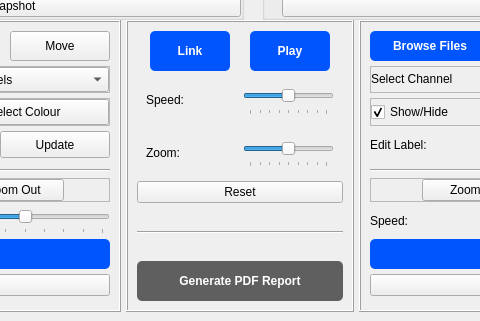
OmarAtef0/Digital-Signal-Visualizer, file task1.ui: the form before one commit; both pictures show x 250 to 730 and y 429 to 750 of the 1000 by 750 pixel window.
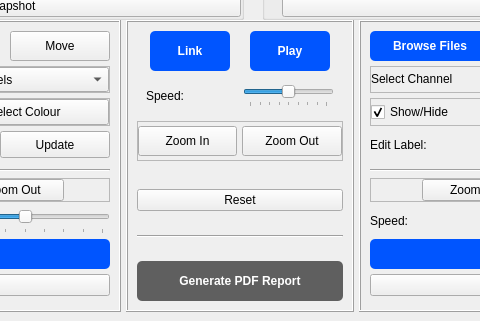
The form after the commit. Custom widgets are drawn as their Qt base class.

Commit message: Added zoom btns in link

The edit to the form file:
```diff
--- a/task1.ui
+++ b/task1.ui
@@ -1801,6 +1801,89 @@
                </layout>
               </widget>
              </item>
+             <item>
+              <widget class="QFrame" name="frame_6">
+               <property name="frameShape">
+                <enum>QFrame::StyledPanel</enum>
+               </property>
+               <property name="frameShadow">
+                <enum>QFrame::Raised</enum>
+               </property>
+               <layout class="QHBoxLayout" name="horizontalLayout_9">
+                <property name="spacing">
+                 <number>5</number>
+                </property>
+                <property name="leftMargin">
+                 <number>0</number>
+                </property>
+                <property name="topMargin">
+                 <number>0</number>
+                </property>
+                <property name="rightMargin">
+                 <number>0</number>
+                </property>
+                <property name="bottomMargin">
+                 <number>0</number>
+                </property>
+                <item>
+                 <widget class="QPushButton" name="ZoomIn_3">
+                  <property name="sizePolicy">
+                   <sizepolicy hsizetype="Expanding" vsizetype="Expanding">
+                    <horstretch>0</horstretch>
+                    <verstretch>0</verstretch>
+                   </sizepolicy>
+                  </property>
+                  <property name="minimumSize">
+                   <size>
+                    <width>50</width>
+                    <height>22</height>
+                   </size>
+                  </property>
+                  <property name="maximumSize">
+                   <size>
+                    <width>100</width>
+                    <height>30</height>
+                   </size>
+                  </property>
+                  <property name="styleSheet">
+                   <string notr="true"/>
+                  </property>
+                  <property name="text">
+                   <string>Zoom In</string>
+                  </property>
+                 </widget>
+                </item>
+                <item>
+                 <widget class="QPushButton" name="ZoomOut_3">
+                  <property name="sizePolicy">
+                   <sizepolicy hsizetype="Expanding" vsizetype="Expanding">
+                    <horstretch>0</horstretch>
+                    <verstretch>0</verstretch>
+                   </sizepolicy>
+                  </property>
+                  <property name="minimumSize">
+                   <size>
+                    <width>100</width>
+                    <height>22</height>
+                   </size>
+                  </property>
+                  <property name="maximumSize">
+                   <size>
+                    <width>100</width>
+                    <height>30</height>
+                   </size>
+                  </property>
+                  <property name="styleSheet">
+                   <string notr="true"/>
+                  </property>
+                  <property name="text">
+                   <string>Zoom Out</string>
+                  </property>
+                 </widget>
+                </item>
+               </layout>
+              </widget>
+             </item>
              <item>
               <widget class="QFrame" name="frame_16">
                <property name="maximumSize">
@@ -1818,73 +1901,7 @@
                <property name="lineWidth">
                 <number>0</number>
                </property>
-               <layout class="QHBoxLayout" name="horizontalLayout_16">
-                <item>
-                 <widget class="QLabel" name="label_11">
-                  <property name="sizePolicy">
-                   <sizepolicy hsizetype="Expanding" vsizetype="Expanding">
-                    <horstretch>0</horstretch>
-                    <verstretch>0</verstretch>
-                   </sizepolicy>
-                  </property>
-                  <property name="minimumSize">
-                   <size>
-                    <width>0</width>
-                    <height>15</height>
-                   </size>
-                  </property>
-                  <property name="maximumSize">
-                   <size>
-                    <width>16777215</width>
-                    <height>16777215</height>
-                   </size>
-                  </property>
-                  <property name="text">
-                   <string>Zoom:</string>
-                  </property>
-                 </widget>
-                </item>
-                <item>
-                 <widget class="QSlider" name="ZoomSlider_3">
-                  <property name="sizePolicy">
-                   <sizepolicy hsizetype="Expanding" vsizetype="Expanding">
-                    <horstretch>0</horstretch>
-                    <verstretch>0</verstretch>
-                   </sizepolicy>
-                  </property>
-                  <property name="minimumSize">
-                   <size>
-                    <width>0</width>
-                    <height>15</height>
-                   </size>
-                  </property>
-                  <property name="maximumSize">
-                   <size>
-                    <width>16777215</width>
-                    <height>16777215</height>
-                   </size>
-                  </property>
-                  <property name="maximum">
-                   <number>8</number>
-                  </property>
-                  <property name="value">
-                   <number>4</number>
-                  </property>
-                  <property name="tracking">
-                   <bool>true</bool>
-                  </property>
-                  <property name="orientation">
-                   <enum>Qt::Horizontal</enum>
-                  </property>
-                  <property name="tickPosition">
-                   <enum>QSlider::TicksBelow</enum>
-                  </property>
-                  <property name="tickInterval">
-                   <number>0</number>
-                  </property>
-                 </widget>
-                </item>
-               </layout>
+               <layout class="QHBoxLayout" name="horizontalLayout_16"/>
               </widget>
              </item>
              <item>
```
The commit also changes 1 other file.
